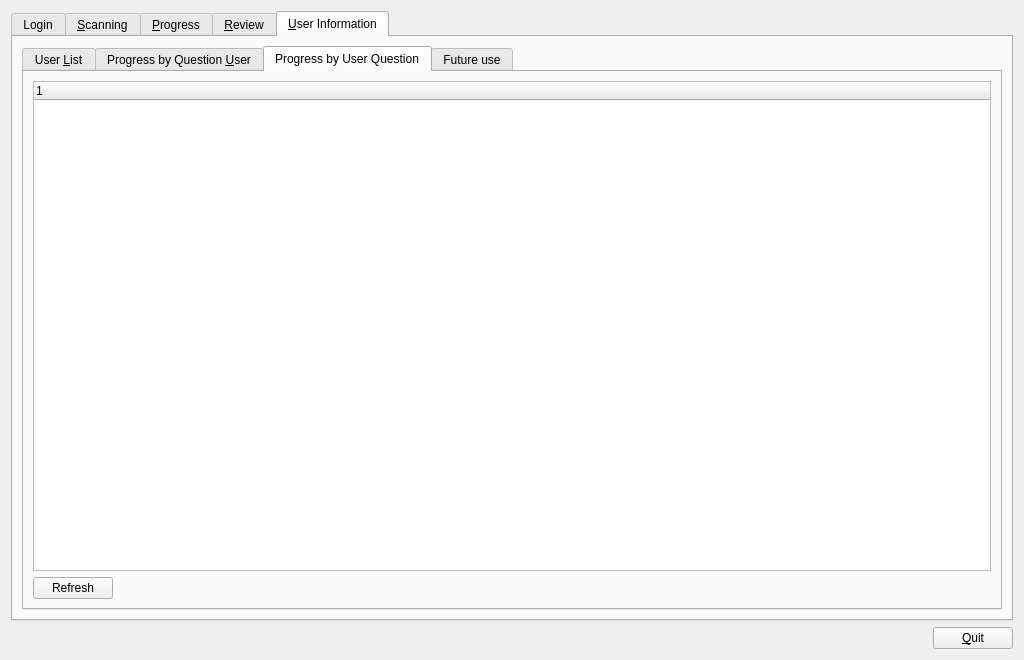
Above: qtCreatorFiles/ui_manager.ui from plomgrading/plom before the change. Below: the same form after it.
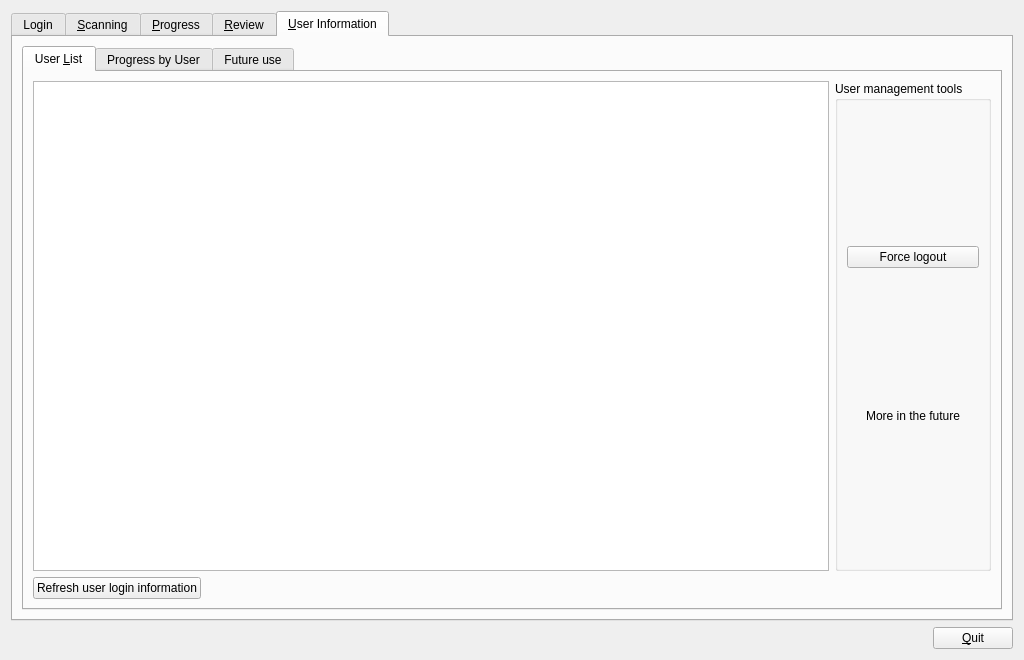
That is the form after the change. The open tabs and pages were chosen to show the change.

Commit message: More work on removing refresh buttons in manager

Patch:
```diff
--- a/qtCreatorFiles/ui_manager.ui
+++ b/qtCreatorFiles/ui_manager.ui
@@ -1164,7 +1164,7 @@
              <item>
               <widget class="QPushButton" name="refreshUserB">
                <property name="text">
-                <string>Refresh</string>
+                <string>Refresh user login information</string>
                </property>
               </widget>
              </item>
@@ -1187,10 +1187,20 @@
          </widget>
          <widget class="QWidget" name="tab">
           <attribute name="title">
-           <string>Progress by Question &amp;User</string>
+           <string>Progress by User</string>
           </attribute>
           <layout class="QVBoxLayout" name="verticalLayout_24">
            <item>
+            <widget class="QTabWidget" name="tabWidget_3">
+             <property name="currentIndex">
+              <number>0</number>
+             </property>
+             <widget class="QWidget" name="tab_5">
+              <attribute name="title">
+               <string>User by Question</string>
+              </attribute>
+              <layout class="QVBoxLayout" name="verticalLayout_25">
+               <item>
             <widget class="QTreeWidget" name="QPUserTW">
              <property name="editTriggers">
               <set>QAbstractItemView::NoEditTriggers</set>
@@ -1205,6 +1215,26 @@
              </column>
             </widget>
            </item>
+              </layout>
+             </widget>
+             <widget class="QWidget" name="tab_6">
+              <attribute name="title">
+               <string>Question by User</string>
+              </attribute>
+              <layout class="QVBoxLayout" name="verticalLayout_28">
+               <item>
+                <widget class="QTreeWidget" name="PUQTW">
+                 <column>
+                  <property name="text">
+                   <string notr="true">1</string>
+                  </property>
+                 </column>
+                </widget>
+               </item>
+              </layout>
+             </widget>
+            </widget>
+           </item>
            <item>
             <layout class="QHBoxLayout" name="horizontalLayout_21">
              <item>
@@ -1231,46 +1261,6 @@
            </item>
           </layout>
          </widget>
-         <widget class="QWidget" name="tab_4">
-          <attribute name="title">
-           <string>Progress by User Question</string>
-          </attribute>
-          <layout class="QVBoxLayout" name="verticalLayout_25">
-           <item>
-            <widget class="QTreeWidget" name="PUQTW">
-             <column>
-              <property name="text">
-               <string notr="true">1</string>
-              </property>
-             </column>
-            </widget>
-           </item>
-           <item>
-            <layout class="QHBoxLayout" name="horizontalLayout_22">
-             <item>
-              <widget class="QPushButton" name="refreshPUQB">
-               <property name="text">
-                <string>Refresh</string>
-               </property>
-              </widget>
-             </item>
-             <item>
-              <spacer name="horizontalSpacer_16">
-               <property name="orientation">
-                <enum>Qt::Horizontal</enum>
-               </property>
-               <property name="sizeHint" stdset="0">
-                <size>
-                 <width>40</width>
-                 <height>20</height>
-                </size>
-               </property>
-              </spacer>
-             </item>
-            </layout>
-           </item>
-          </layout>
-         </widget>
          <widget class="QWidget" name="tab_3">
           <attribute name="title">
            <string>Future use</string>
```
Left out of the diff: 4 changed lines with no effect on the pictures. Lines whose indentation alone changed are shown as unchanged. The commit also changes 2 other files.
